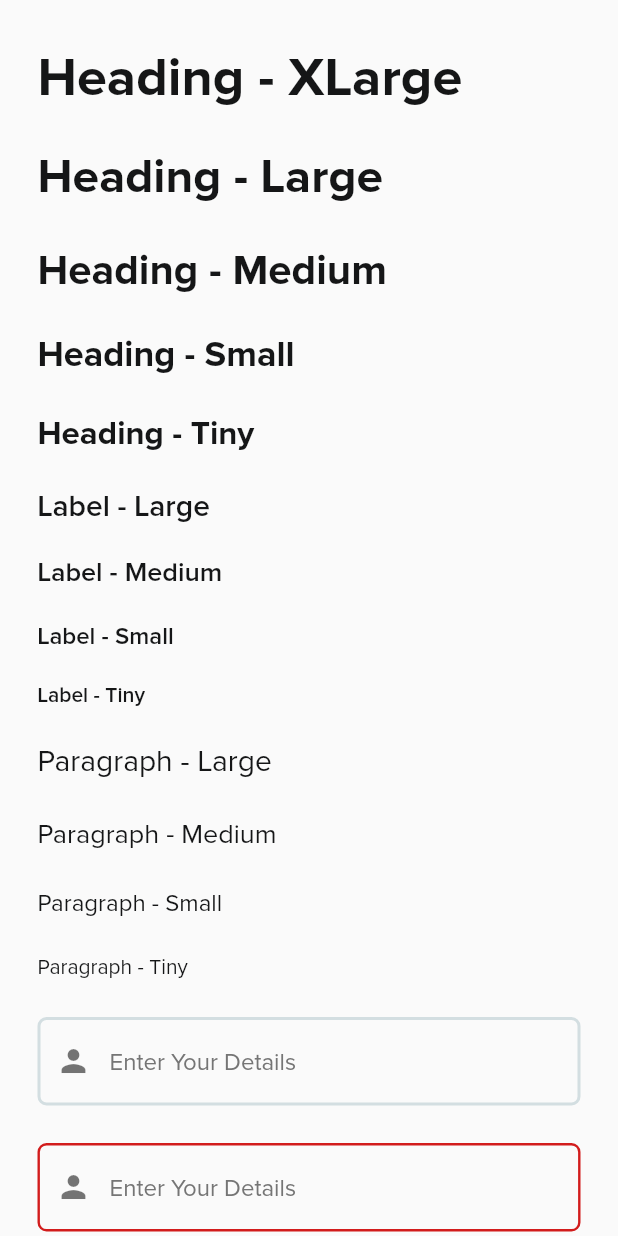
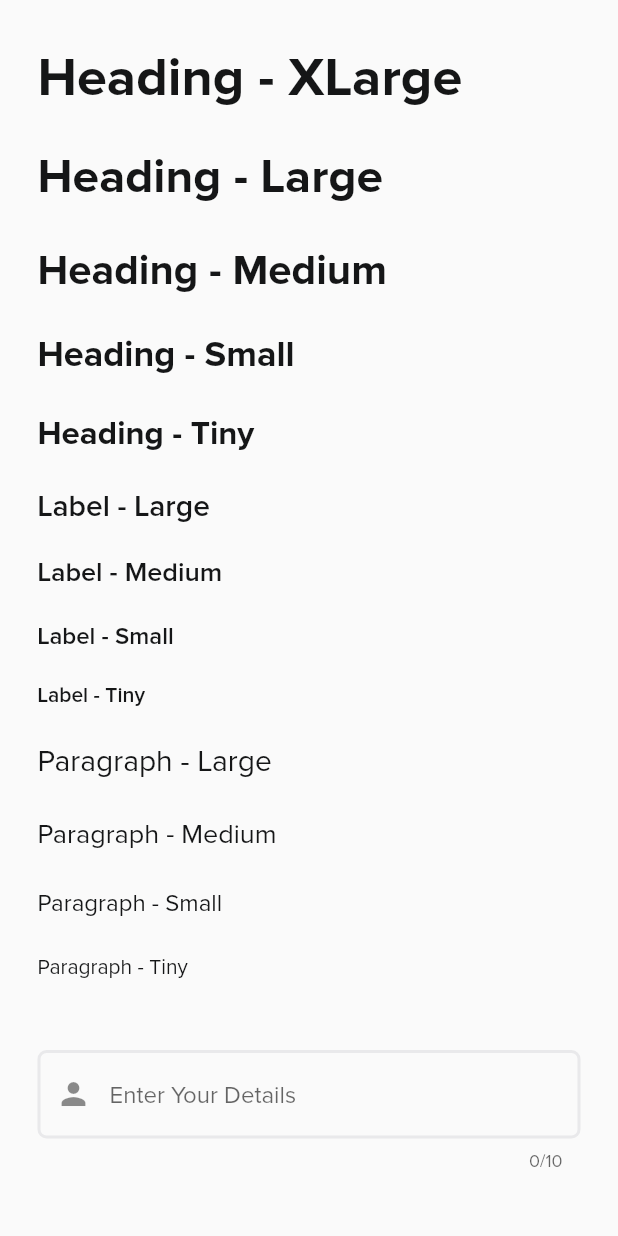
Before and after one commit to vetremedi/design-system, a Flutter app: the screen it shows after launch, on a phone screen of 412 x 824 dp. Run offline on Flutter 3.47's test engine with Material 2 defaults, Android fonts, the phone set to English and light mode, and no system bars.

Commit message:
✨ updated text field

```diff
--- a/example/lib/main.dart
+++ b/example/lib/main.dart
@@ -99,8 +99,8 @@ class UIDesignView extends StatelessWidget {
 
   List<Widget> get inputWidgets => [
         UIInput(
-            hint: "Enter Your Details",
-            leadingIcon: Icons.person,
+            placeholder: "Enter Your Details",
+            leading: const Icon(Icons.person),
             inputType: TextInputType.number,
             maxLength: 10,
             onChanged: (val) {
@@ -108,25 +108,24 @@ class UIDesignView extends StatelessWidget {
             },
             controller: editingController),
         UIInput(
-            hint: "Enter Your Details",
-            leadingIcon: Icons.person,
+            placeholder: "Enter Your Details",
+            leading: const Icon(Icons.person),
             appType: AppType.Pharmacy,
-            errorText: "something went wrong ",
+            helper: "something went wrong ",
             controller: editingController),
         UIInput(
-            hint: "Enter Your Details",
-            leadingIcon: Icons.person,
+            placeholder: "Enter Your Details",
+            leading: const Icon(Icons.person),
             appType: AppType.Pharmacy,
             controller: editingController),
         UIInput(
-            hint: "Enter Your Details",
-            leadingIcon: Icons.person,
+            placeholder: "Enter Your Details",
+            leading: const Icon(Icons.person),
             appType: AppType.Delivery,
             controller: editingController),
         UIInput(
-            hint: "Enter OTP here",
-            trailingIcon: Icons.ac_unit,
-            leadingIcon: Icons.person,
+            placeholder: "Enter OTP here",
+            leading: const Icon(Icons.person),
             appType: AppType.Pharmacy,
             controller: editingController),
       ];
--- a/lib/src/widgets/ui_input.dart
+++ b/lib/src/widgets/ui_input.dart
@@ -1,72 +1,106 @@
-import 'package:flutter/cupertino.dart';
 import 'package:flutter/material.dart';
 
 import '../../design_system.dart';
 
+const Color kOutlineColor = Color(0xFFE9E9EB);
+const Color kTextSecondaryLight = Color(0xFF666666);
+const Color kDisabledColor = Color(0xFF666666);
+const Color kPharmacy = Color(0xFF4CAF50);
+
 class UIInput extends StatelessWidget {
-  final String hint;
-  final String? errorText;
+  final String? label;
+  final String? placeholder;
+  final String? helper;
+  final bool hasError;
+  final Widget? leading;
   final TextEditingController controller;
   final AppType appType;
-  final IconData? leadingIcon;
-  final IconData? trailingIcon;
+
   final void Function(String)? onChanged;
   final TextInputType inputType;
   final int? maxLength;
+  final bool disabled;
 
-  const UIInput(
-      {Key? key,
+  const UIInput({
+    Key? key,
+    required this.controller,
+    this.disabled = false,
+    this.hasError = false,
+    this.inputType = TextInputType.text,
+    this.appType = AppType.Core,
+    this.label,
+    this.placeholder,
+    this.helper,
+    this.leading,
+    this.onChanged,
     this.maxLength,
-      this.appType = AppType.Core,
-      this.errorText,
-      this.onChanged,
-      this.inputType = TextInputType.text,
-      required this.hint,
-      required this.leadingIcon,
-      this.trailingIcon,
-      required this.controller})
-      : super(key: key);
+  }) : super(key: key);
+
   @override
   Widget build(BuildContext context) {
-    return TextFormField(
+    return Container(
+      padding: const EdgeInsets.symmetric(vertical: 16.0),
+      child: Column(
+        crossAxisAlignment: CrossAxisAlignment.start,
+        mainAxisSize: MainAxisSize.min,
+        children: [
+          if (label != null)
+            Text(
+              "$label",
+              style: const TextStyle(color: kTextSecondaryLight),
+            ),
+          const SizedBox(
+            height: 6,
+          ),
+          TextFormField(
             controller: controller,
             maxLength: maxLength,
             keyboardType: inputType,
             onChanged: onChanged,
-      style: TextStyle(fontSize: 16.0),
+            style: const TextStyle(fontSize: 16.0),
             decoration: InputDecoration(
-        counterText: "",
-        prefixIcon: Icon(
-          leadingIcon,
-          color: Colors.black54,
-        ),
+              fillColor: disabled ? kDisabledColor : null,
+              hintText: placeholder,
+              prefixIcon: leading,
+              enabled: !disabled,
               focusedBorder: OutlineInputBorder(
                 borderRadius: BorderRadius.circular(6.0),
-          borderSide: BorderSide(color: _mapInputColor(appType), width: 1.6),
+                borderSide:
+                    BorderSide(color: _mapInputColor(appType), width: 1.6),
               ),
-        errorBorder: OutlineInputBorder(
+              border: OutlineInputBorder(
                 borderRadius: BorderRadius.circular(6.0),
-          borderSide: BorderSide(color: ErrorColor, width: 1.6),
-        ),
-        focusedErrorBorder: OutlineInputBorder(
-          borderRadius: BorderRadius.circular(6.0),
-          borderSide: BorderSide(color: ErrorColor, width: 1.6),
-        ),
-        errorText: errorText,
-        errorStyle: TextStyle(color: ErrorColor, fontSize: 16.0),
-        enabledBorder: OutlineInputBorder(
-          borderRadius: BorderRadius.circular(6.0),
-          borderSide: BorderSide(
-            color: OutlineColor,
+                borderSide: const BorderSide(
+                  color: kOutlineColor,
                   width: 2.0,
                 ),
               ),
-        hintText: hint,
-        hintStyle: TextStyle(color: TextSecondaryColor),
-        suffixIcon: Icon(
-          trailingIcon != null ? trailingIcon : null,
-          color: controller.text.isEmpty ? OutlineColor : Colors.black54,
+              enabledBorder: OutlineInputBorder(
+                borderRadius: BorderRadius.circular(6.0),
+                borderSide: const BorderSide(
+                  color: kOutlineColor,
+                  width: 2.0,
                 ),
+              ),
+              disabledBorder: OutlineInputBorder(
+                borderRadius: BorderRadius.circular(6.0),
+                borderSide: const BorderSide(
+                  color: kOutlineColor,
+                  width: 2.0,
+                ),
+              ),
+            ),
+          ),
+          const SizedBox(
+            height: 6,
+          ),
+          if (helper != null)
+            Text(
+              "$helper",
+              style:
+                  TextStyle(color: hasError ? ErrorColor : kTextSecondaryLight),
+            ),
+        ],
       ),
     );
   }
@@ -77,7 +111,7 @@ Color _mapInputColor(AppType appType) {
     case AppType.Delivery:
       return DeliveryPrimary;
     case AppType.Pharmacy:
-      return PharmacyPrimary;
+      return kPharmacy;
     default:
       return CorePrimary;
   }
--- a/pubspec.yaml
+++ b/pubspec.yaml
@@ -1,7 +1,6 @@
 name: design_system
 description: Design system made for all the vetermedi projects
 version: 0.0.1
-author:
 homepage: 'vetermedi.com'
 
 environment:
```
Also changed, not shown: example/pubspec.lock, pubspec.lock. Lines whose indentation alone changed are shown as unchanged.
